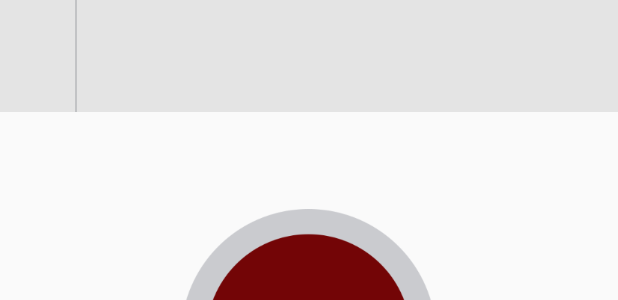
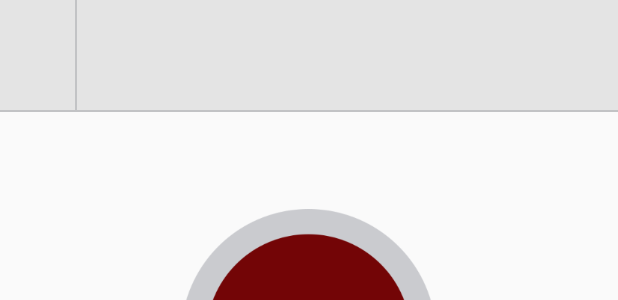
Before and after one commit to hyf94/yjgl, an Android app: the layout activity_talkback.xml on its own in the app's theme, with its tools: preview values and no code run, on a phone screen of 412 x 824 dp. Shown: the part 674-974 px from the top of the screen. Run offline under Robolectric (Android 15) with nearby library versions, the phone set to English and light mode, and no system bars.

Commit message:
修改ip为贵州环保局省厅服务地址

```diff
--- a/app/src/main/java/com/sucsoft/yjgl/util/gqt/GQTImpl.java
+++ b/app/src/main/java/com/sucsoft/yjgl/util/gqt/GQTImpl.java
@@ -55,7 +55,8 @@ public class GQTImpl implements IBridge{
 
     public static void registerGQT(WebView webView, JSONObject param, final Callback callback){
         GQTRegister gqtRegister;
-        String IP = "39.106.217.160";
+//        String IP = "39.106.217.160";
+        String IP = "222.85.128.185";
         int PORT = 7080;
 
         String username = param.optString("username");
--- a/app/src/main/java/com/sucsoft/yjgl/util/gqt/GQTRegister.java
+++ b/app/src/main/java/com/sucsoft/yjgl/util/gqt/GQTRegister.java
@@ -51,7 +51,7 @@ public class GQTRegister implements IAutoConfigListener,GroupCallListener {
         if (!(GQTUtils.isNetworkAvailable(context))) {
             showToast("网络不可用");
         } else {
-            int result = registerEngine.initRegisterInfo("800011", "800011", "39.106.217.160", 7080, "");
+            int result = registerEngine.initRegisterInfo(username, password, ip, port, "");
             handler.obtainMessage(2, result, 0).sendToTarget();
         }
     }
--- a/app/src/main/res/layout/activity_talkback.xml
+++ b/app/src/main/res/layout/activity_talkback.xml
@@ -92,6 +92,11 @@
             </LinearLayout>
         </LinearLayout>
     </LinearLayout>
+    <LinearLayout
+        android:layout_width="match_parent"
+        android:layout_height="1dp"
+        android:background="@color/font_color">
+    </LinearLayout>
 
     <LinearLayout
         android:layout_width="match_parent"
```
Also changed, not shown: 1 other file.
